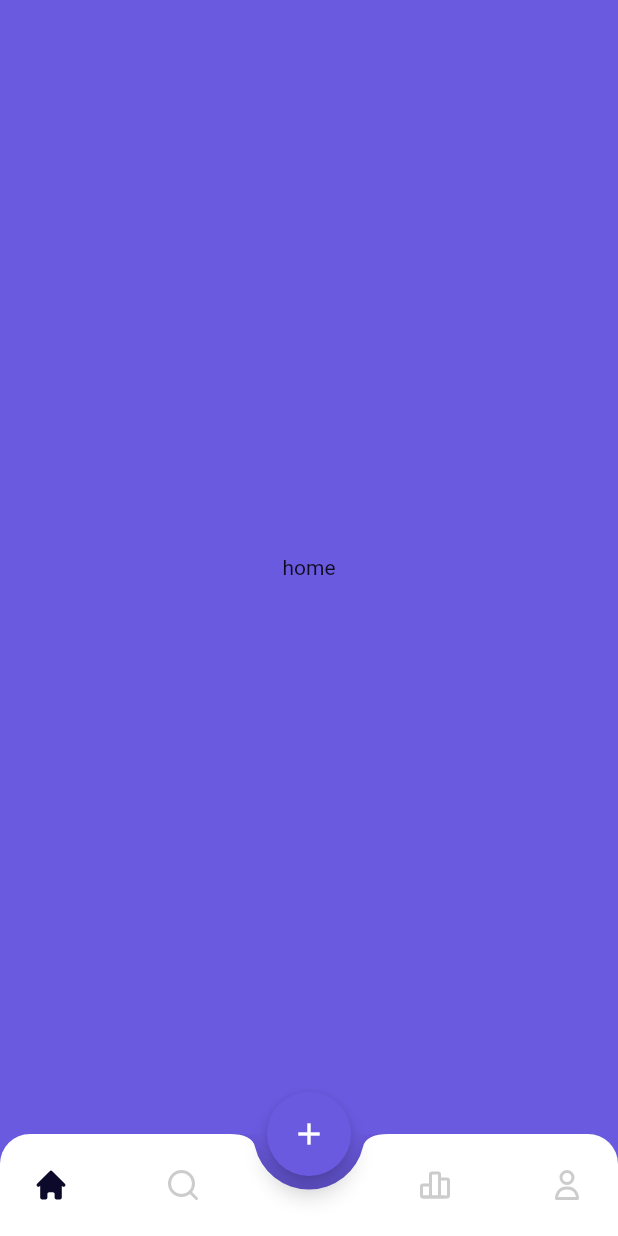
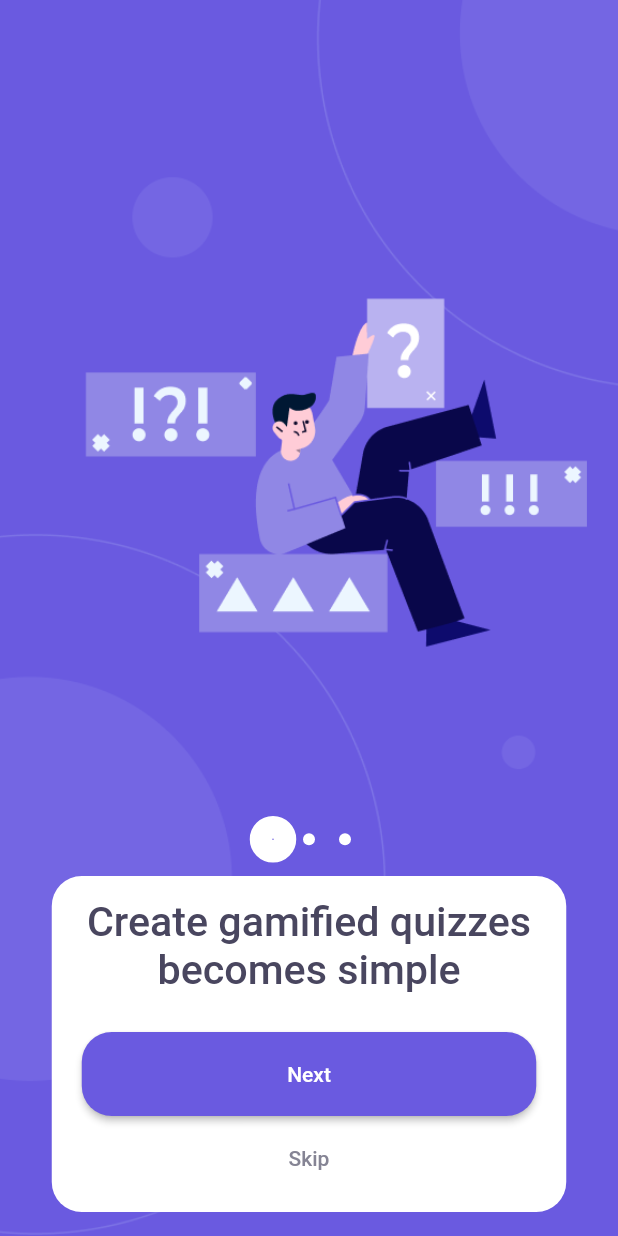
Before and after one commit to Ipilot7/Queezy, a Flutter app: the screen it shows after launch, on a phone screen of 412 x 824 dp. Run offline on Flutter 3.47's test engine with Material 2 defaults, Android fonts, the phone set to English and light mode, and no system bars; drawn by our look-alikes of smooth_page_indicator; our stand-ins replace animate_do, flutter_screenutil, flutter_svg; Roboto replaces fonts that are missing (Montserrat).

Commit message:
splash + onboarding

```diff
--- a/lib/config/constants/assets.dart
+++ b/lib/config/constants/assets.dart
@@ -31,4 +31,12 @@ class _Images extends _AssetsHolder {
   const _Images() : super('assets/images');
 
   String get getStarted => '$basePath/get_started.jpg';
+  String get appLogo => '$basePath/appLogo.png';
+  String get splashBack => '$basePath/splashBack.png';
+  String get onBoarding1 => '$basePath/onBoarding1.png';
+  String get onBoarding2 => '$basePath/onBoarding2.png';
+  String get onBoarding3 => '$basePath/onBoarding3.png';
+  String get onBoardingBack1 => '$basePath/onBoardingBack1.png';
+  String get onBoardingBack2 => '$basePath/onBoardingBack2.png';
+  String get onBoardingBack3 => '$basePath/onBoardingBack3.png';
 }
--- /dev/null
+++ b/lib/presentation/pages/onBoarding_page/data/models/onBoarding_model.dart
@@ -0,0 +1,42 @@
+import 'package:queezy/config/constants/assets.dart';
+
+class Items {
+  final String img;
+  final String backImg;
+  final String title;
+  final String next;
+  final String skip;
+
+  ///
+  Items({
+    required this.img,
+    required this.backImg,
+    required this.title,
+    required this.next,
+    required this.skip,
+  });
+}
+
+List<Items> onBoardingItems = [
+  Items(
+    img: Assets.images.onBoarding1,
+    backImg: Assets.images.onBoardingBack1,
+    title: 'Create gamified quizzes becomes simple',
+    next: 'Next',
+    skip: 'Skip',
+  ),
+  Items(
+    img: Assets.images.onBoarding2,
+    backImg: Assets.images.onBoardingBack2,
+    title: 'Find quizzes to test out your knowledge',
+    next: 'Next',
+    skip: 'Skip',
+  ),
+  Items(
+    img: Assets.images.onBoarding3,
+    backImg: Assets.images.onBoardingBack3,
+    title: 'Take part in challenges with friends',
+    next: 'Let\'s go',
+    skip: '',
+  ),
+];
--- /dev/null
+++ b/lib/presentation/pages/onBoarding_page/presentation/pages/onBoarding_page.dart
@@ -0,0 +1,170 @@
+import 'package:flutter/material.dart';
+import 'package:animate_do/animate_do.dart';
+import 'package:smooth_page_indicator/smooth_page_indicator.dart';
+
+import '../../data/models/onBoarding_model.dart';
+import '../widgets/onBoarding_container.dart';
+
+class OnBoardingPage extends StatefulWidget {
+  const OnBoardingPage({Key? key}) : super(key: key);
+
+  @override
+  State<OnBoardingPage> createState() => _OnBoardingPageState();
+}
+
+class _OnBoardingPageState extends State<OnBoardingPage> {
+  PageController pageController = PageController(initialPage: 0);
+  int currentIndex = 0;
+
+  @override
+  void dispose() {
+    pageController.dispose();
+    super.dispose();
+  }
+
+  Widget animation(
+    int index,
+    int delay,
+    Widget child,
+  ) {
+    if (index == 1) {
+      return FadeInDown(
+        delay: Duration(milliseconds: delay),
+        child: child,
+      );
+    }
+    return FadeInUp(
+      delay: Duration(milliseconds: delay),
+      child: child,
+    );
+  }
+
+  @override
+  Widget build(BuildContext context) {
+    return Scaffold(
+      body: _onBoardingBody(),
+    );
+  }
+
+  Widget _onBoardingBody() {
+    return Stack(
+      children: [
+        _onBoardingImage(),
+        _onBoardingInfo(),
+      ],
+    );
+  }
+
+  _onBoardingImage() {
+    var size = MediaQuery.of(context).size;
+    return PageView.builder(
+      controller: pageController,
+      itemCount: onBoardingItems.length,
+      onPageChanged: (newIndex) {
+        setState(() {
+          currentIndex = newIndex;
+        });
+      },
+      physics: const BouncingScrollPhysics(),
+      itemBuilder: ((context, index) {
+        return SizedBox(
+          width: size.width,
+          height: size.height,
+          child: Stack(
+            children: [
+              /// IMG
+              Container(
+                width: size.width,
+                height: size.height,
+                decoration: BoxDecoration(
+                  image: DecorationImage(
+                    image: AssetImage(onBoardingItems[index].backImg),
+                    fit: BoxFit.cover,
+                  ),
+                ),
+              ),
+              Container(
+                margin: const EdgeInsets.fromLTRB(10, 40, 20, 10),
+                width: size.width,
+                height: size.height / 1.5,
+                child: animation(
+                  index,
+                  100,
+                  Image.asset(onBoardingItems[index].img),
+                ),
+              ),
+            ],
+          ),
+        );
+      }),
+    );
+  }
+
+  _onBoardingInfo() {
+    var size = MediaQuery.of(context).size;
+    return Align(
+      alignment: Alignment.center,
+      child: Column(
+        mainAxisAlignment: MainAxisAlignment.end,
+        children: [
+          /// PAGE INDICATOR
+          SmoothPageIndicator(
+            controller: pageController,
+            count: onBoardingItems.length,
+            effect: const ScaleEffect(
+              spacing: 16.0,
+              radius: 10.0,
+              dotWidth: 8.0,
+              dotHeight: 8.0,
+              //expansionFactor: 3.8,
+              offset: 0,
+              //activeDotScale: 1.5,
+              activeStrokeWidth: 2,
+              //fixedCenter: true,
+              paintStyle: PaintingStyle.fill,
+              activePaintStyle: PaintingStyle.stroke,
+              strokeWidth: 15,
+              scale: 2,
+              dotColor: Colors.white,
+              activeDotColor: Colors.white,
+            ),
+            onDotClicked: (newIndex) {
+              setState(() {
+                currentIndex = newIndex;
+                pageController.animateToPage(newIndex,
+                    duration: const Duration(milliseconds: 500),
+                    curve: Curves.ease);
+              });
+            },
+          ),
+          SizedBox(
+            height: size.height * 0.02,
+          ),
+          OnBoardingContainer(
+            title: onBoardingItems[currentIndex + 1 - 1].title,
+            tNext: onBoardingItems[currentIndex + 1 - 1].next,
+            tSkip: onBoardingItems[currentIndex + 1 - 1].skip,
+            next: () {
+              setState(() {
+                if (currentIndex < 2) {
+                  pageController.animateToPage(currentIndex + 1,
+                      duration: const Duration(milliseconds: 1000),
+                      curve: Curves.fastOutSlowIn);
+                } else {
+                  Navigator.pushNamed(context, '/homePage');
+                }
+              });
+            },
+            skip: () {
+              setState(() {
+                pageController.animateToPage(2,
+                    duration: const Duration(milliseconds: 1000),
+                    curve: Curves.fastLinearToSlowEaseIn);
+              });
+            },
+          ),
+        ],
+      ),
+    );
+  }
+}
--- /dev/null
+++ b/lib/presentation/pages/onBoarding_page/presentation/pages/splash_page.dart
@@ -0,0 +1,56 @@
+import 'dart:async';
+
+import 'package:flutter/material.dart';
+
+import '/config/constants/app_colors.dart';
+import '/config/constants/assets.dart';
+import 'onBoarding_page.dart';
+
+class SplashPage extends StatefulWidget {
+  const SplashPage({super.key});
+
+  @override
+  State<SplashPage> createState() => _SplashPageState();
+}
+
+class _SplashPageState extends State<SplashPage> {
+  @override
+  void initState() {
+    super.initState();
+    Timer(
+      const Duration(seconds: 2),
+      () => Navigator.pushReplacement(
+        context,
+        MaterialPageRoute(
+          builder: (context) => const OnBoardingPage(),
+        ),
+      ),
+    );
+  }
+
+  @override
+  Widget build(BuildContext context) {
+    return Scaffold(
+      backgroundColor: AppColors.primaryColor.primary,
+      body: Stack(
+        children: [
+          Image(
+            image: AssetImage(
+              Assets.images.splashBack,
+            ),
+            fit: BoxFit.cover,
+          ),
+          Center(
+            child: Image(
+              image: AssetImage(
+                Assets.images.appLogo,
+              ),
+              height: 166,
+              width: 124,
+            ),
+          ),
+        ],
+      ),
+    );
+  }
+}
--- /dev/null
+++ b/lib/presentation/pages/onBoarding_page/presentation/widgets/onBoarding_container.dart
@@ -0,0 +1,67 @@
+import 'package:flutter/material.dart';
+
+import '/config/constants/app_colors.dart';
+import '/config/constants/app_text_styles.dart';
+
+class OnBoardingContainer extends StatelessWidget {
+  const OnBoardingContainer(
+      {super.key,
+      required this.next,
+      required this.skip,
+      required this.title,
+      required this.tNext,
+      required this.tSkip});
+
+  final VoidCallback next;
+  final VoidCallback skip;
+  final String title;
+  final String tNext;
+  final String tSkip;
+  @override
+  Widget build(BuildContext context) {
+    return Container(
+      margin: const EdgeInsets.only(left: 16, right: 16, bottom: 16),
+      width: 343,
+      height: 224,
+      decoration: BoxDecoration(
+        color: Colors.white,
+        borderRadius: BorderRadius.circular(20),
+      ),
+      child: Padding(
+        padding: const EdgeInsets.only(left: 20, right: 20, top: 15),
+        child: Column(
+          children: [
+            Text(
+              title,
+              textAlign: TextAlign.center,
+              style: AppTextStyles.head24w5,
+            ),
+            const SizedBox(height: 25),
+            ElevatedButton(
+              onPressed: next,
+              style: ElevatedButton.styleFrom(
+                fixedSize: const Size(311, 56),
+                primary: AppColors.primaryColor.primary,
+                shape: RoundedRectangleBorder(
+                  borderRadius: BorderRadius.circular(20),
+                ),
+              ),
+              child: Text(tNext),
+            ),
+            const SizedBox(height: 4),
+            TextButton(
+              onPressed: skip,
+              style: TextButton.styleFrom(
+                primary: AppColors.metalColor.grey2,
+                shape: RoundedRectangleBorder(
+                  borderRadius: BorderRadius.circular(20),
+                ),
+              ),
+              child: Text(tSkip),
+            ),
+          ],
+        ),
+      ),
+    );
+  }
+}
--- a/lib/presentation/routes/routes.dart
+++ b/lib/presentation/routes/routes.dart
@@ -1,8 +1,13 @@
 import 'package:flutter/material.dart';
-import 'package:queezy/presentation/pages/view_page.dart';
+import 'package:queezy/presentation/pages/onBoarding_page/presentation/pages/onBoarding_page.dart';
+
+import '/presentation/pages/onBoarding_page/presentation/pages/splash_page.dart';
+import '/presentation/pages/view_page.dart';
 
 class Routes {
   static const homePage = '/homePage';
+  static const splashPage = '/splashPage';
+  static const onBoardingPage = '/onBoardingPage';
 
   static Route<dynamic> generateRoute(RouteSettings routeSettings) {
     try {
@@ -15,10 +20,20 @@ class Routes {
             settings: routeSettings,
             builder: (_) => const ViewPage(),
           );
+        case splashPage:
+          return MaterialPageRoute(
+            settings: routeSettings,
+            builder: (_) => const SplashPage(),
+          );
+        case onBoardingPage:
+          return MaterialPageRoute(
+            settings: routeSettings,
+            builder: (_) => const OnBoardingPage(),
+          );
         default:
           return MaterialPageRoute(
             settings: routeSettings,
-            builder: (_) => const ViewPage(),
+            builder: (_) => const SplashPage(),
           );
       }
     } catch (e) {
--- a/pubspec.yaml
+++ b/pubspec.yaml
@@ -17,6 +17,8 @@ dependencies:
   cupertino_icons: ^1.0.2
   flutter_screenutil: ^5.6.0
   flutter_svg: ^1.1.6
+  animate_do: ^3.0.2
+  smooth_page_indicator: ^1.0.0+2
 
 dev_dependencies:
   flutter_test:
```
Also changed, not shown: assets/images/appLogo.png (added), assets/images/onBoarding1.png (added), assets/images/onBoarding2.png (added), assets/images/onBoarding3.png (added), assets/images/onBoardingBack1.png (added), assets/images/onBoardingBack2.png (added), assets/images/onBoardingBack3.png (added), assets/images/splashBack.png (added), pubspec.lock.
